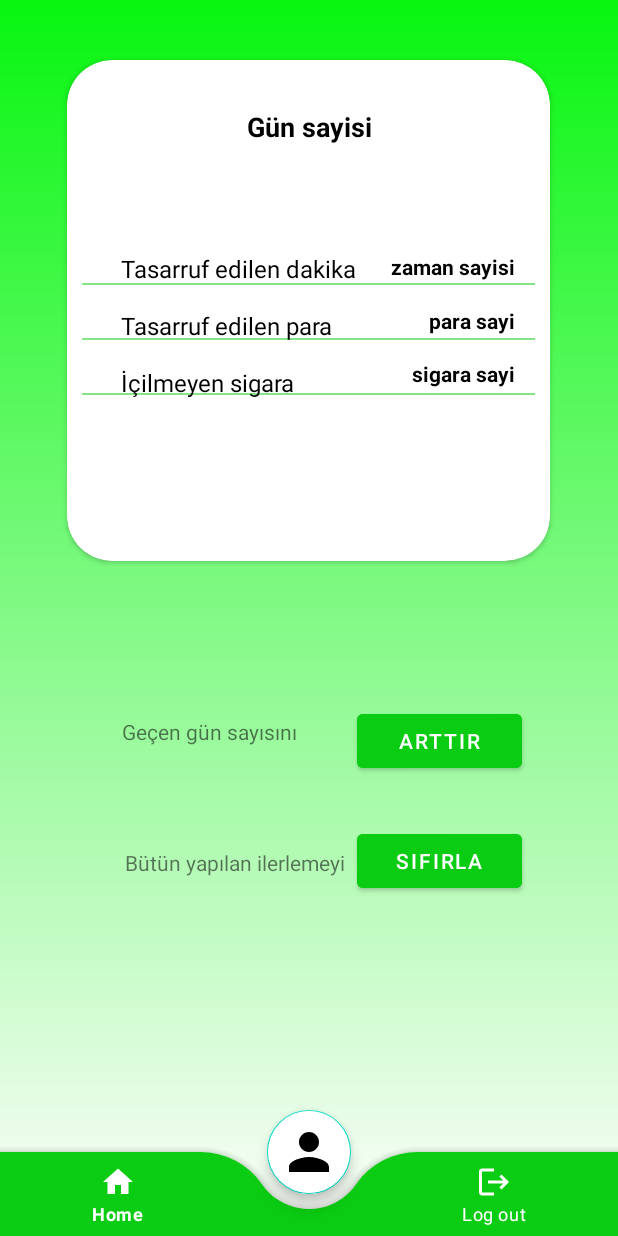
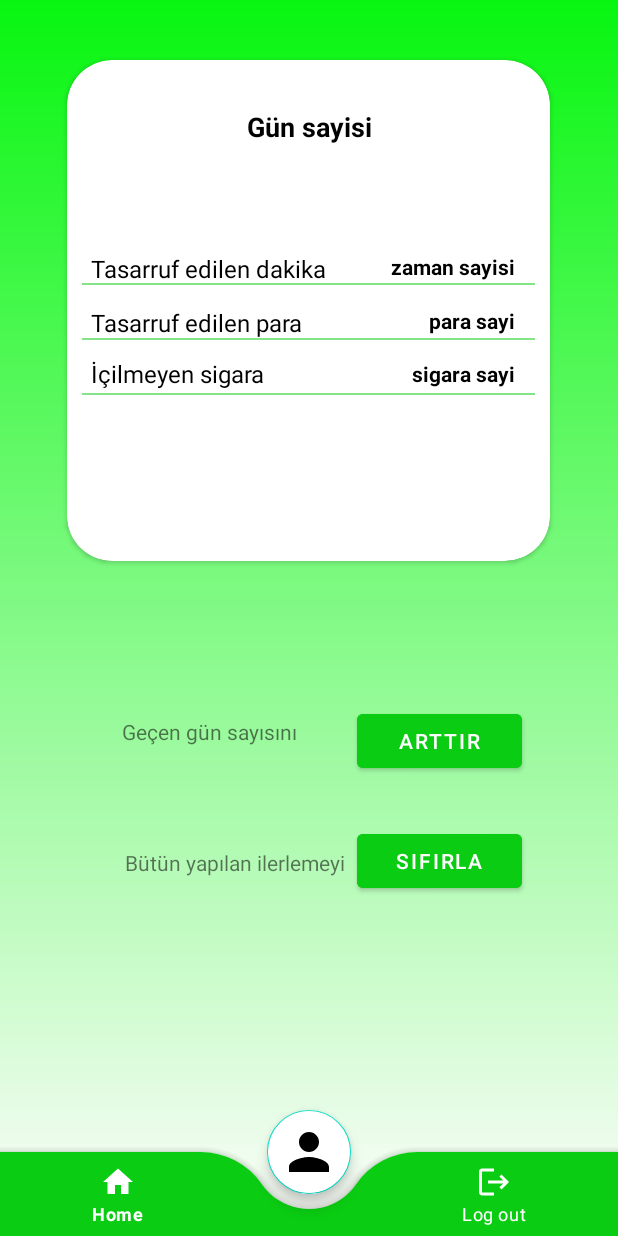
Before and after one commit to Ereren3/Sigarayi-Birak, an Android app: the screen it shows after launch once a user with an empty profile is signed in (MenuActivity), on a phone screen of 412 x 824 dp. Run offline under Robolectric (Android 15) with nearby library versions, the phone set to English and light mode, and no system bars; our stand-ins replace Firebase (no records; nobody signed in at launch, a user with empty details on screens opened directly); 5 statements that could not run were skipped.

Commit message:
Versiyon 1.0

```diff
--- a/app/src/main/res/layout/fragment_home.xml
+++ b/app/src/main/res/layout/fragment_home.xml
@@ -63,7 +63,7 @@
                 app:layout_constraintTop_toTopOf="parent" />
 
             <androidx.appcompat.widget.AppCompatImageView
-                android:layout_width="match_parent"
+                android:layout_width="00dp"
                 android:layout_height="1dp"
                 android:layout_margin="10dp"
                 android:alpha="0.5"
@@ -91,14 +91,14 @@
                 android:id="@+id/savedMoney"
                 android:layout_width="wrap_content"
                 android:layout_height="wrap_content"
-                android:layout_marginStart="36dp"
+                android:layout_marginStart="16dp"
                 android:text="Tasarruf edilen para"
                 android:textColor="@color/black"
                 android:textSize="16sp"
                 app:layout_constraintBottom_toBottomOf="parent"
                 app:layout_constraintStart_toStartOf="parent"
                 app:layout_constraintTop_toTopOf="parent"
-                app:layout_constraintVertical_bias="0.53" />
+                app:layout_constraintVertical_bias="0.523" />
 
             <TextView
                 android:id="@+id/savedMoneyCount"
@@ -117,8 +117,8 @@
                 android:id="@+id/cigarette"
                 android:layout_width="wrap_content"
                 android:layout_height="wrap_content"
-                android:layout_marginStart="36dp"
-                android:layout_marginTop="16dp"
+                android:layout_marginStart="16dp"
+                android:layout_marginTop="12dp"
                 android:text="İçilmeyen sigara"
                 android:textColor="@color/black"
                 android:textSize="16sp"
@@ -142,7 +142,7 @@
                 android:id="@+id/savedTime"
                 android:layout_width="wrap_content"
                 android:layout_height="wrap_content"
-                android:layout_marginStart="36dp"
+                android:layout_marginStart="16dp"
                 android:layout_marginTop="128dp"
                 android:text="Tasarruf edilen dakika"
                 android:textColor="@color/black"
```
